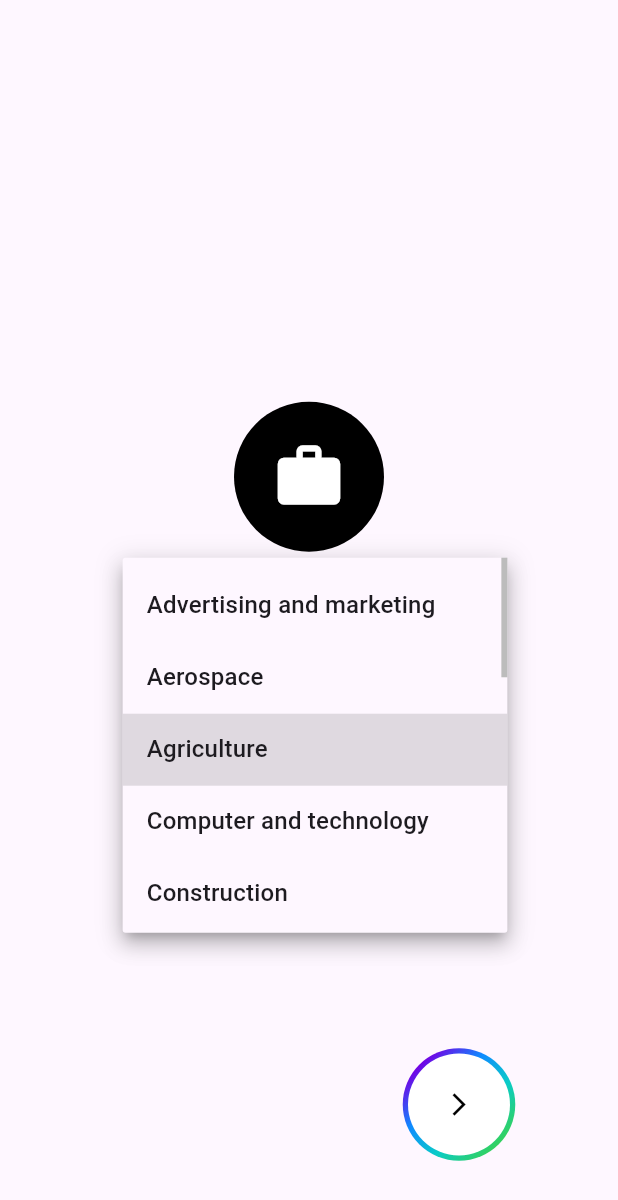
After one commit to rosiebabbra/catalyst, a Flutter app: the CareerScreen screen opened directly, after a tap on "Agriculture", on a phone screen of 412 x 824 dp. The commit adds this screen. Shown: the top 1200 px of the screen. Run offline on Flutter 3.47's test engine with Material 3 defaults, Android fonts, the phone set to English and light mode, and no system bars; our stand-ins replace chewie, cloud_firestore, dropdown_search, equatable, firebase_auth, firebase_core and 10 more; missing offline and left inert: geoflutterfire2, multiple_search_selection, swipable_stack; accounts and stored records are empty; generated files the repository leaves out were written again.

Commit message:
Add career selection page

```diff
--- /dev/null
+++ b/frontend/lib/onboarding/career_screen.dart
@@ -0,0 +1,140 @@
+import 'package:flutter/material.dart';
+import 'dart:math' as math;
+import 'package:cloud_firestore/cloud_firestore.dart';
+import 'package:firebase_auth/firebase_auth.dart';
+
+updateOccupation(User? user, String selection) async {
+  QuerySnapshot querySnapshot = await FirebaseFirestore.instance
+      .collection('users')
+      .where('user_id', isEqualTo: user?.uid)
+      .get();
+
+  if (querySnapshot.docs.isNotEmpty) {
+    // Assume there's only one matching document (you might need to adjust if multiple documents match)
+    DocumentSnapshot documentSnapshot = querySnapshot.docs.first;
+
+    // Get the document reference and update the fields
+    DocumentReference documentReference =
+        FirebaseFirestore.instance.collection('users').doc(documentSnapshot.id);
+
+    // Update the fields
+    await documentReference.update({
+      'occupation': selection,
+    });
+  } else {}
+}
+
+class CareerScreen extends StatefulWidget {
+  const CareerScreen({super.key});
+
+  @override
+  State<StatefulWidget> createState() => CareerScreenState();
+}
+
+class CareerScreenState extends State<CareerScreen> {
+  String occupation = 'Agriculture';
+
+  @override
+  Widget build(BuildContext context) {
+    final FirebaseAuth auth = FirebaseAuth.instance;
+    final User? user = auth.currentUser;
+    return Scaffold(
+        body: Center(
+      child: Column(
+        children: [
+          SizedBox(height: MediaQuery.of(context).size.height * 0.325),
+          const CircleAvatar(
+            backgroundColor: Colors.black,
+            foregroundColor: Colors.white,
+            radius: 50,
+            child: Icon(Icons.work, size: 50),
+          ),
+          const SizedBox(height: 15),
+          const Text('Career',
+              style: TextStyle(fontSize: 28, fontWeight: FontWeight.bold)),
+          const SizedBox(height: 5),
+          Text('Please select your occupation.',
+              style: TextStyle(fontSize: 16, color: Colors.grey[800])),
+          const SizedBox(height: 25),
+          DropdownButton<String>(
+              value: occupation,
+              menuMaxHeight: 250,
+              items: const [
+                DropdownMenuItem(
+                    value: 'Advertising and marketing',
+                    child: Text('Advertising and marketing')),
+                DropdownMenuItem(value: 'Aerospace', child: Text('Aerospace')),
+                DropdownMenuItem(
+                    value: 'Agriculture', child: Text('Agriculture')),
+                DropdownMenuItem(
+                    value: 'Computer and technology',
+                    child: Text('Computer and technology')),
+                DropdownMenuItem(
+                    value: 'Construction', child: Text('Construction')),
+                DropdownMenuItem(value: 'Education', child: Text('Education')),
+                DropdownMenuItem(value: 'Energy', child: Text('Energy')),
+                DropdownMenuItem(
+                    value: 'Entertainment', child: Text('Entertainment')),
+                DropdownMenuItem(value: 'Fashion', child: Text('Fashion')),
+                DropdownMenuItem(
+                    value: 'Finance and economic',
+                    child: Text('Finance and economic')),
+                DropdownMenuItem(
+                    value: 'Healthcare', child: Text('Healthcare')),
+                DropdownMenuItem(
+                    value: 'Hospitality', child: Text('Hospitality')),
+                DropdownMenuItem(
+                    value: 'Manufacturing', child: Text('Manufacturing')),
+                DropdownMenuItem(value: 'Service', child: Text('Service')),
+                DropdownMenuItem(
+                    value: 'Media and news', child: Text('Media and news')),
+                DropdownMenuItem(
+                    value: 'Telecommunication',
+                    child: Text('Telecommunication')),
+              ],
+              onChanged: (value) {
+                // Write to db
+                setState(() {
+                  occupation = value.toString();
+                });
+                updateOccupation(user, occupation);
+              }),
+          const SizedBox(height: 175),
+          Padding(
+            padding: const EdgeInsets.fromLTRB(200, 0, 0, 0),
+            child: SizedBox(
+                height: 75,
+                width: 75,
+                child: Container(
+                  decoration: BoxDecoration(
+                      shape: BoxShape.circle,
+                      border: Border.all(width: 3.5, color: Colors.transparent),
+                      gradient: const LinearGradient(
+                        transform: GradientRotation(math.pi / 4),
+                        colors: [
+                          Color(0xff7301E4),
+                          Color(0xff0E8BFF),
+                          Color(0xff09CBC8),
+                          Color(0xff33D15F),
+                        ],
+                      )),
+                  child: Container(
+                    decoration: const BoxDecoration(
+                        shape: BoxShape.circle, color: Colors.white),
+                    child: TextButton(
+                        child: const Icon(Icons.arrow_forward_ios,
+                            color: Colors.black),
+                        onPressed: () {
+                          Navigator.push(
+                            context,
+                            MaterialPageRoute(builder: (context) => Scaffold()),
+                          );
+                        }),
+                  ),
+                )),
+          )
+        ],
+      ),
+    ));
+  }
+}
--- a/frontend/lib/onboarding/university_selection.dart
+++ b/frontend/lib/onboarding/university_selection.dart
@@ -1,6 +1,6 @@
 import 'dart:convert';
 import 'dart:math' as math;
-import 'package:catalyst/onboarding/vices.dart';
+import 'package:catalyst/onboarding/vice_screen.dart';
 import 'package:cloud_firestore/cloud_firestore.dart';
 import 'package:firebase_auth/firebase_auth.dart';
 import 'package:flutter/material.dart';
--- a/frontend/lib/onboarding/vices.dart
+++ b/frontend/lib/onboarding/vice_screen.dart
@@ -1,4 +1,5 @@
 import 'dart:math' as math;
+import 'package:catalyst/onboarding/career_screen.dart';
 import 'package:cloud_firestore/cloud_firestore.dart';
 import 'package:firebase_auth/firebase_auth.dart';
 import 'package:flutter/material.dart';
@@ -85,6 +86,7 @@ class ViceScreenState extends State<ViceScreen> {
                 Padding(
                   padding: const EdgeInsets.fromLTRB(25, 0, 75, 0),
                   child: DropdownButton<String>(
+                      value: selectedDrinkingValue,
                       items: const [
                         DropdownMenuItem(value: 'Yes', child: Text('Yes')),
                         DropdownMenuItem(
@@ -110,6 +112,7 @@ class ViceScreenState extends State<ViceScreen> {
                 Padding(
                   padding: const EdgeInsets.fromLTRB(25, 0, 75, 0),
                   child: DropdownButton<String>(
+                      value: selectedSmokingValue,
                       items: const [
                         DropdownMenuItem(value: 'Yes', child: Text('Yes')),
                         DropdownMenuItem(
@@ -135,6 +138,7 @@ class ViceScreenState extends State<ViceScreen> {
                 Padding(
                   padding: const EdgeInsets.fromLTRB(25, 0, 75, 0),
                   child: DropdownButton<String>(
+                      value: selectedMarjiuanaValue,
                       items: const [
                         DropdownMenuItem(value: 'Yes', child: Text('Yes')),
                         DropdownMenuItem(
@@ -160,6 +164,7 @@ class ViceScreenState extends State<ViceScreen> {
                 Padding(
                   padding: const EdgeInsets.fromLTRB(25, 0, 75, 0),
                   child: DropdownButton<String>(
+                      value: selectedDrugsValue,
                       items: const [
                         DropdownMenuItem(value: 'Yes', child: Text('Yes')),
                         DropdownMenuItem(
@@ -203,11 +208,10 @@ class ViceScreenState extends State<ViceScreen> {
                       onPressed: () {
                         Navigator.push(
                           context,
-                          MaterialPageRoute(builder: (context) => Scaffold()),
+                          MaterialPageRoute(
+                              builder: (context) => CareerScreen()),
                         );
-                      }
-                      // },
-                      ),
+                      }),
                 ),
               )),
         )
```
